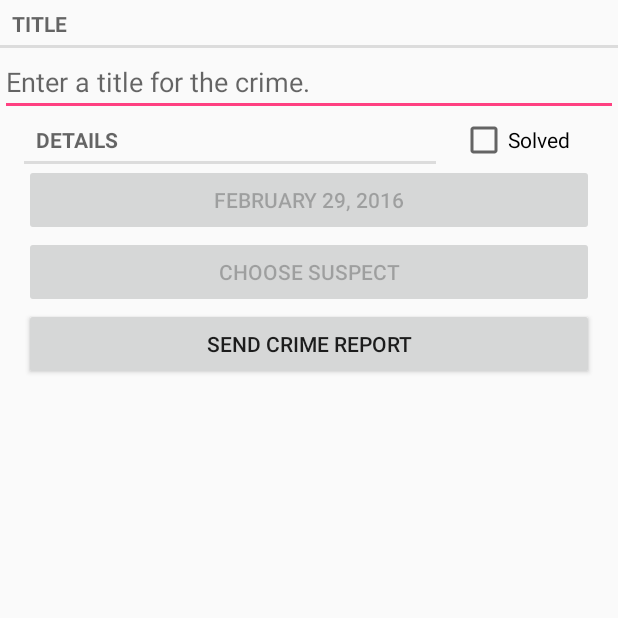
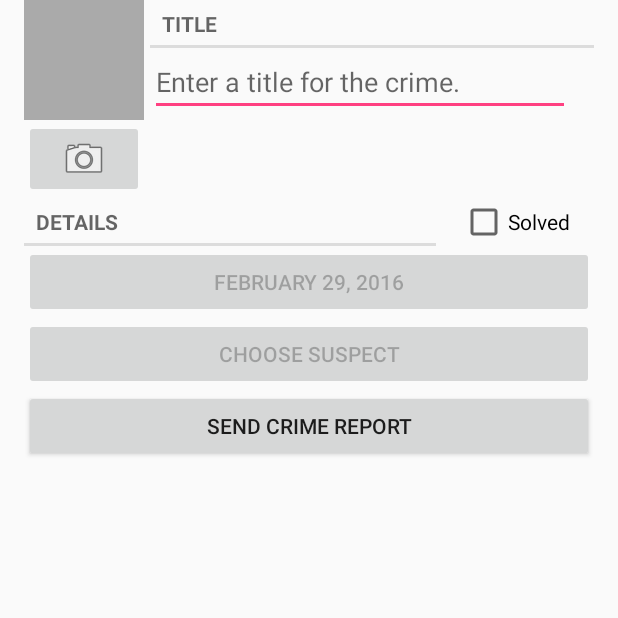
Before and after one commit to rshipp/csci448, an Android app: the CrimeFragment screen opened directly, with no data from a screen before it, on a phone screen of 412 x 824 dp, the top half of it. Run offline under Robolectric (Android 15) with nearby library versions, the phone set to English and light mode, and no system bars.

Commit message:
Add camera button and image view
Chapter 16

```diff
--- a/app/src/main/java/com/rshipp/criminalintent/Crime.java
+++ b/app/src/main/java/com/rshipp/criminalintent/Crime.java
@@ -52,4 +52,8 @@
     public void setSuspect(String suspect) {
         mSuspect = suspect;
     }
+
+    public String getPhotoFilename() {
+        return "IMG_" + getId().toString() + ".jpg";
+    }
 }
--- a/app/src/main/java/com/rshipp/criminalintent/CrimeFragment.java
+++ b/app/src/main/java/com/rshipp/criminalintent/CrimeFragment.java
@@ -6,9 +6,11 @@
 import android.content.Intent;
 import android.content.pm.PackageManager;
 import android.database.Cursor;
+import android.graphics.Bitmap;
 import android.net.Uri;
 import android.os.Bundle;
 import android.provider.ContactsContract;
+import android.provider.MediaStore;
 import android.support.v4.app.Fragment;
 import android.text.Editable;
 import android.text.TextWatcher;
@@ -21,7 +23,10 @@
 import android.widget.CheckBox;
 import android.widget.CompoundButton;
 import android.widget.EditText;
+import android.widget.ImageButton;
+import android.widget.ImageView;
 
+import java.io.File;
 import java.util.Date;
 import java.util.UUID;
 
@@ -32,13 +37,17 @@
     private static final String ARG_CRIME_ID = "crime_id";
     private static final int REQUEST_DATE = 0;
     private static final int REQUEST_CONTACT = 1;
+    private static final int REQUEST_PHOTO = 2;
 
     private Crime mCrime;
+    private File mPhotoFile;
     private EditText mTitleField;
     private Button mDateButton;
     private CheckBox mSolvedCheckBox;
     private Button mReportButton;
     private Button mSuspectButton;
+    private ImageButton mPhotoButton;
+    private ImageView mPhotoView;
 
     private static final String TAG = "CrimeFragment";
 
@@ -56,7 +65,10 @@
         super.onCreate(savedInstanceState);
         Log.d(TAG, "onCreate() called");
         UUID crimeId = (UUID) getArguments().getSerializable(ARG_CRIME_ID);
+
         mCrime = CrimeLab.get(getActivity()).getCrime(crimeId);
+
+        mPhotoFile = CrimeLab.get(getActivity()).getPhotoFile(mCrime);
     }
 
     @Override
@@ -134,6 +146,28 @@
             mSuspectButton.setEnabled(false);
         }
 
+        mPhotoButton = (ImageButton) v.findViewById(R.id.crime_camera);
+        final Intent captureImage = new Intent(MediaStore.ACTION_IMAGE_CAPTURE);
+
+        boolean canTakePhoto = mPhotoFile != null &&
+                captureImage.resolveActivity(packageManager) != null;
+        mPhotoButton.setEnabled(canTakePhoto);
+
+        if (canTakePhoto) {
+            Uri uri = Uri.fromFile(mPhotoFile);
+            captureImage.putExtra(MediaStore.EXTRA_OUTPUT, uri);
+        }
+
+        mPhotoButton.setOnClickListener(new View.OnClickListener() {
+            @Override
+            public void onClick(View v) {
+                startActivityForResult(captureImage, REQUEST_PHOTO);
+            }
+        });
+
+        mPhotoView = (ImageView) v.findViewById(R.id.crime_photo);
+        updatePhotoView();
+
         return v;
     }
 
@@ -160,6 +194,16 @@
 
 
         return report;
+    }
+
+    private void updatePhotoView() {
+        if (mPhotoFile == null || !mPhotoFile.exists()) {
+            mPhotoView.setImageDrawable(null);
+        } else {
+            Bitmap bitmap = PictureUtils.getScaledBitmap(
+                    mPhotoFile.getPath(), getActivity());
+            mPhotoView.setImageBitmap(bitmap);
+        }
     }
 
     @Override
@@ -215,6 +259,8 @@
             } finally {
                 c.close();
             }
+        } else if (requestCode == REQUEST_PHOTO) {
+            updatePhotoView();
         }
     }
 
--- a/app/src/main/java/com/rshipp/criminalintent/CrimeLab.java
+++ b/app/src/main/java/com/rshipp/criminalintent/CrimeLab.java
@@ -1,7 +1,9 @@
 package com.rshipp.criminalintent;
 
 import android.content.Context;
+import android.os.Environment;
 
+import java.io.File;
 import java.util.ArrayList;
 import java.util.List;
 import java.util.UUID;
@@ -11,6 +13,7 @@
  */
 public class CrimeLab {
     private static CrimeLab sCrimeLab;
+    private Context mContext;
 
     private List<Crime> mCrimes;
 
@@ -22,6 +25,7 @@
     }
 
     private CrimeLab(Context context) {
+        mContext = context.getApplicationContext();
         mCrimes = new ArrayList<>();
     }
 
@@ -41,4 +45,15 @@
         }
         return null;
     }
+
+    public File getPhotoFile(Crime crime) {
+        File externalFilesDir = mContext
+                .getExternalFilesDir(Environment.DIRECTORY_PICTURES);
+
+        if (externalFilesDir == null) {
+            return null;
+        }
+
+        return new File(externalFilesDir, crime.getPhotoFilename());
+    }
 }
--- a/app/src/main/res/layout-land/fragment_crime.xml
+++ b/app/src/main/res/layout-land/fragment_crime.xml
@@ -3,17 +3,8 @@
               android:orientation="vertical"
               android:layout_width="match_parent"
               android:layout_height="match_parent">
-    <TextView
-        android:layout_width="match_parent"
-        android:layout_height="wrap_content"
-        android:text="@string/crime_title_label"
-        style="?android:listSeparatorTextViewStyle"
-        />
-    <EditText android:id="@+id/crime_title"
-              android:layout_width="match_parent"
-              android:layout_height="wrap_content"
-              android:hint="@string/crime_title_hint"
-        />
+    <include layout="@layout/view_camera_and_title"/>
+
     <TextView
         android:layout_width="match_parent"
         android:layout_height="wrap_content"
--- a/app/src/main/res/layout/fragment_crime.xml
+++ b/app/src/main/res/layout/fragment_crime.xml
@@ -3,17 +3,7 @@
               android:orientation="vertical"
               android:layout_width="match_parent"
               android:layout_height="match_parent">
-    <TextView
-        android:layout_width="match_parent"
-        android:layout_height="wrap_content"
-        android:text="@string/crime_title_label"
-        style="?android:listSeparatorTextViewStyle"
-        />
-    <EditText android:id="@+id/crime_title"
-              android:layout_width="match_parent"
-              android:layout_height="wrap_content"
-              android:hint="@string/crime_title_hint"
-        />
+    <include layout="@layout/view_camera_and_title"/>
     <LinearLayout
         android:layout_width="match_parent"
         android:layout_height="wrap_content"
--- /dev/null
+++ b/app/src/main/res/layout/view_camera_and_title.xml
@@ -0,0 +1,43 @@
+<?xml version="1.0" encoding="utf-8"?>
+<LinearLayout xmlns:android="http://schemas.android.com/apk/res/android"
+              android:layout_width="match_parent"
+              android:layout_height="wrap_content"
+              android:layout_marginLeft="16dp"
+              android:layout_marginRight="16dp">
+    <LinearLayout
+        android:layout_width="wrap_content"
+        android:layout_height="wrap_content"
+        android:orientation="vertical"
+        android:layout_marginRight="4dp">
+        <ImageView
+            android:id="@+id/crime_photo"
+            android:layout_width="80dp"
+            android:layout_height="80dp"
+            android:scaleType="centerInside"
+            android:background="@android:color/darker_gray"
+            android:cropToPadding="true"/>
+        <ImageButton
+            android:id="@+id/crime_camera"
+            android:layout_width="match_parent"
+            android:layout_height="wrap_content"
+            android:src="@android:drawable/ic_menu_camera"/>
+    </LinearLayout>
+
+    <LinearLayout
+        android:layout_width="wrap_content"
+        android:layout_height="wrap_content"
+        android:orientation="vertical"
+        android:layout_weight="1">
+        <TextView
+            android:layout_width="match_parent"
+            android:layout_height="wrap_content"
+            android:text="@string/crime_title_label"
+            style="?android:listSeparatorTextViewStyle"/>
+        <EditText
+            android:id="@+id/crime_title"
+            android:layout_width="match_parent"
+            android:layout_height="wrap_content"
+            android:layout_marginRight="16dp"
+            android:hint="@string/crime_title_hint"/>
+    </LinearLayout>
+</LinearLayout>
```
Also changed, not shown: app/src/main/AndroidManifest.xml (+7 -0 lines), app/src/main/java/com/rshipp/criminalintent/PictureUtils.java (added, +45 -0 lines).
